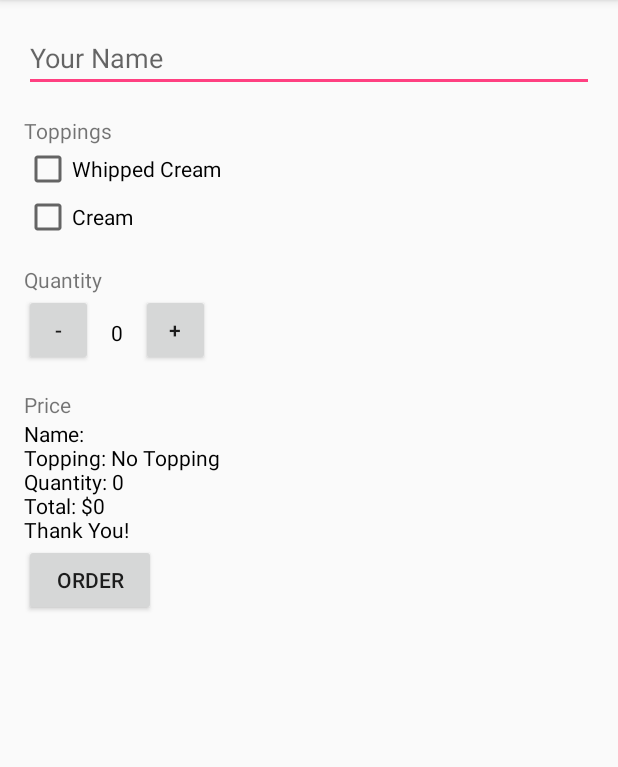
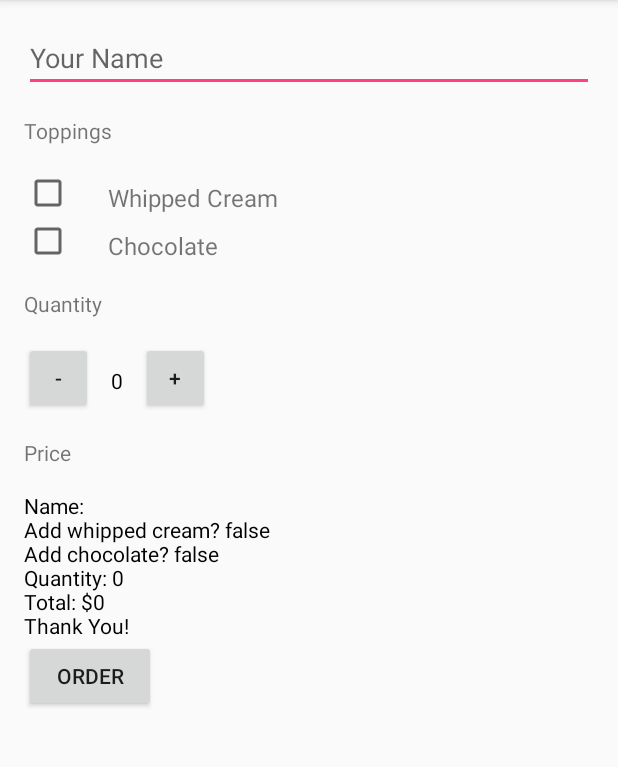
Before and after one commit to mochadwi/iak-order-coffee-app, an Android app: the screen it shows after launch (MainActivity), after a tap on "ORDER", on a phone screen of 412 x 824 dp, the part 84-851 px from its top. Run offline under Robolectric (Android 15) with nearby library versions, the phone set to English and light mode, and no system bars.

Commit message:
[Add] Whipped Cream and Chocolate in order summary

```diff
--- a/app/src/main/java/id/co/iak/part4orderapp/MainActivity.java
+++ b/app/src/main/java/id/co/iak/part4orderapp/MainActivity.java
@@ -14,8 +14,8 @@ public class MainActivity extends AppCompatActivity {
     // Views
     private EditText edtName;
     private TextView txtQuantity;
-    private CheckBox cbToppingWhippedCream;
-    private CheckBox cbToppingCream;
+    private CheckBox cbTopWcream;
+    private CheckBox cbTopChoco;
     private Button btnIncrement;
     private Button btnDecrement;
     private Button btnOrder;
@@ -41,8 +41,8 @@ public class MainActivity extends AppCompatActivity {
     private void initView() {
         edtName = (EditText) findViewById(R.id.edt_name);
         txtQuantity = (TextView) findViewById(R.id.txt_quantity);
-        cbToppingWhippedCream = (CheckBox) findViewById(R.id.cb_whippedcream);
-        cbToppingCream = (CheckBox) findViewById(R.id.cb_cream);
+        cbTopWcream = (CheckBox) findViewById(R.id.cb_wc);
+        cbTopChoco = (CheckBox) findViewById(R.id.cb_cho);
         btnIncrement = (Button) findViewById(R.id.btn_add);
         btnDecrement = (Button) findViewById(R.id.btn_substract);
         btnOrder = (Button) findViewById(R.id.btn_order);
@@ -124,19 +124,31 @@ public class MainActivity extends AppCompatActivity {
      * @return summary of order
      */
     private String createOrderSummary(String name, int quantity, int price) {
-        String topping = "";
-        if (cbToppingWhippedCream.isChecked()) {
-            topping = "Whipped Cream";
-        } else if (cbToppingCream.isChecked()) {
-            topping = "Cream";
-        } else {
-            topping = "No Topping";
-        }
-
         return "Name: " + name +
-                "\nTopping: " + topping +
+                "\nAdd whipped cream? " + isWhippedCreamChecked() +
+                "\nAdd chocolate? " + isChocolateChecked() +
                 "\nQuantity: " + quantity +
                 "\nTotal: $" + price +
                 "\nThank You!";
     }
+
+    /**
+     * This method will check
+     * for whipped cream topping state
+     *
+     * @return true if checked
+     */
+    private boolean isWhippedCreamChecked() {
+        return cbTopWcream.isChecked();
+    }
+
+    /**
+     * This method will check
+     * for chocolate topping state
+     *
+     * @return true if checked
+     */
+    private boolean isChocolateChecked() {
+        return cbTopChoco.isChecked();
+    }
 }
--- a/app/src/main/res/layout/activity_main.xml
+++ b/app/src/main/res/layout/activity_main.xml
@@ -14,6 +14,7 @@
         android:id="@+id/edt_name"
         android:layout_width="match_parent"
         android:layout_height="wrap_content"
+        android:layout_marginBottom="@dimen/activity_vertical_margin"
         android:hint="Your Name" />
 
     <TextView
@@ -21,28 +22,61 @@
         android:layout_width="wrap_content"
         android:layout_height="wrap_content"
         android:layout_below="@id/edt_name"
-        android:layout_marginTop="@dimen/activity_vertical_margin"
+        android:layout_marginBottom="@dimen/activity_vertical_margin"
         android:text="Toppings" />
 
-    <android.support.v7.widget.AppCompatCheckBox
-        android:id="@+id/cb_whippedcream"
+    <CheckBox
+        android:id="@+id/cb_wc"
         android:layout_width="wrap_content"
         android:layout_height="wrap_content"
         android:layout_below="@id/txt_desc_topping"
-        android:text="Whipped Cream" />
+        android:layout_marginRight="24dp" />
 
-    <android.support.v7.widget.AppCompatCheckBox
-        android:id="@+id/cb_cream"
+    <TextView
         android:layout_width="wrap_content"
         android:layout_height="wrap_content"
-        android:layout_below="@id/cb_whippedcream"
-        android:text="Cream" />
+        android:layout_below="@id/txt_desc_topping"
+        android:layout_marginTop="8dp"
+        android:layout_toRightOf="@id/cb_wc"
+        android:text="Whipped Cream"
+        android:textSize="16sp" />
+
+    <CheckBox
+        android:id="@+id/cb_cho"
+        android:layout_width="wrap_content"
+        android:layout_height="wrap_content"
+        android:layout_below="@id/cb_wc"
+        android:layout_marginRight="24dp" />
+
+    <TextView
+        android:layout_width="wrap_content"
+        android:layout_height="wrap_content"
+        android:layout_below="@id/cb_wc"
+        android:layout_marginTop="8dp"
+        android:layout_toRightOf="@id/cb_cho"
+        android:text="Chocolate"
+        android:textSize="16sp" />
+
+    <!--<android.support.v7.widget.AppCompatCheckBox-->
+    <!--android:id="@+id/cb_whippedcream"-->
+    <!--android:layout_width="wrap_content"-->
+    <!--android:layout_height="wrap_content"-->
+    <!--android:layout_below="@id/txt_desc_topping"-->
+    <!--android:text="Whipped Cream" />-->
+
+    <!--<android.support.v7.widget.AppCompatCheckBox-->
+    <!--android:id="@+id/cb_cream"-->
+    <!--android:layout_width="wrap_content"-->
+    <!--android:layout_height="wrap_content"-->
+    <!--android:layout_below="@id/cb_whippedcream"-->
+    <!--android:text="Cream" />-->
 
     <TextView
         android:id="@+id/txt_desc_quantity"
         android:layout_width="wrap_content"
         android:layout_height="wrap_content"
-        android:layout_below="@id/cb_cream"
+        android:layout_below="@id/cb_cho"
+        android:layout_marginBottom="@dimen/activity_vertical_margin"
         android:layout_marginTop="@dimen/activity_vertical_margin"
         android:text="Quantity" />
 
@@ -80,6 +114,7 @@
         android:layout_width="wrap_content"
         android:layout_height="wrap_content"
         android:layout_below="@id/btn_substract"
+        android:layout_marginBottom="@dimen/activity_vertical_margin"
         android:layout_marginTop="@dimen/activity_vertical_margin"
         android:text="Price" />
 
```
